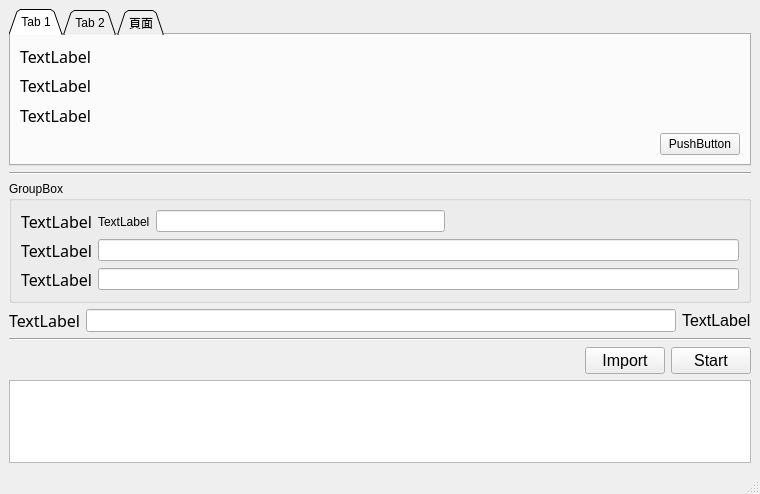
This is pdf_merge/pdf_UI_2.ui in qianking/Tool as Qt 5 draws it before an edit. The edited form follows.
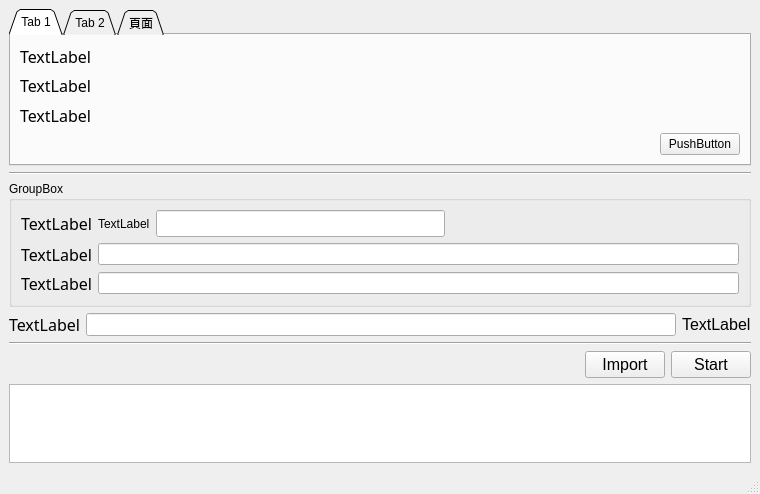
This is the edited form. The open tabs and pages were chosen to show the change.

```diff
--- a/pdf_merge/pdf_UI_2.ui
+++ b/pdf_merge/pdf_UI_2.ui
@@ -354,7 +354,13 @@
           </spacer>
          </item>
          <item row="0" column="2">
-          <widget class="QLineEdit" name="number_line"/>
+          <widget class="QLineEdit" name="number_line">
+           <property name="font">
+            <font>
+             <pointsize>12</pointsize>
+            </font>
+           </property>
+          </widget>
          </item>
          <item row="1" column="0">
           <widget class="QLabel" name="address">
```
Left out of the diff: 2 changed lines with no effect on the pictures.
